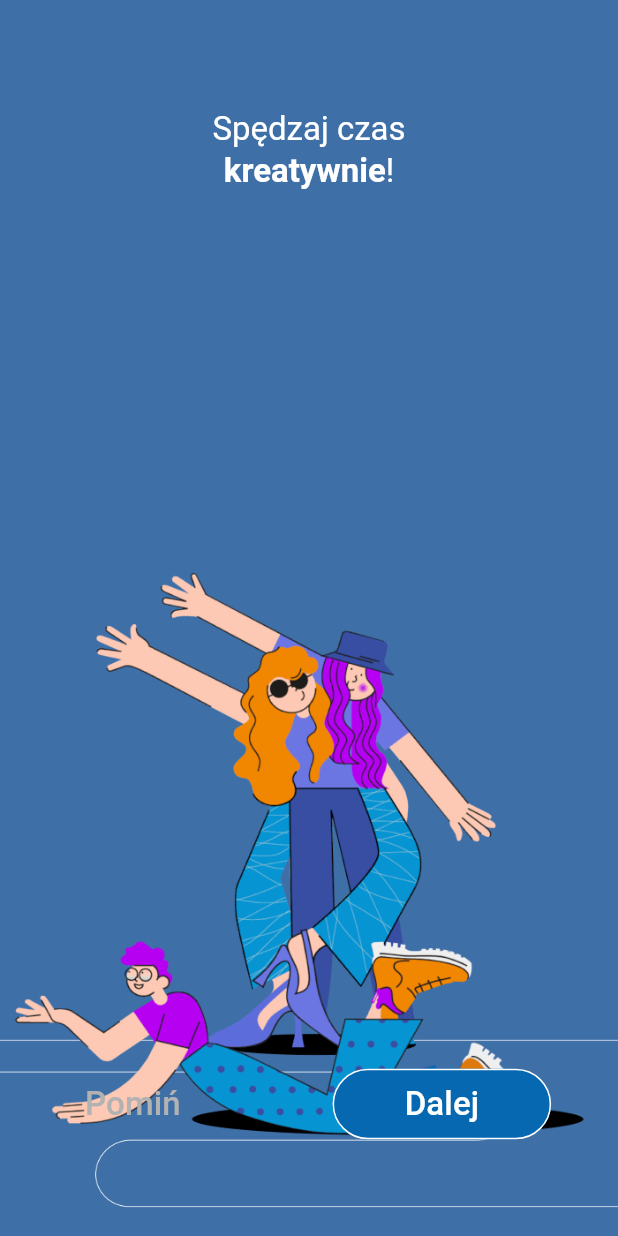
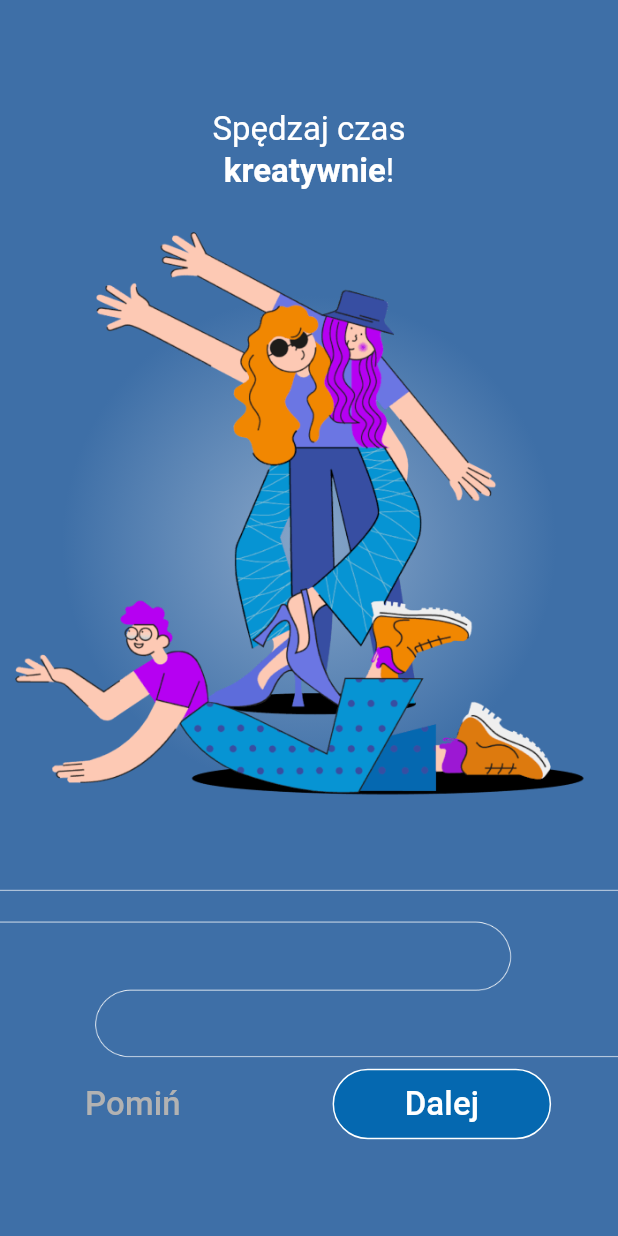
Before and after one commit to mivoligo/onboarding_pro_multi, a Flutter app: the screen it shows after launch, on a phone screen of 412 x 824 dp. Run offline on Flutter 3.47's test engine with Material 3 defaults, Android fonts, the phone set to English and light mode, and no system bars.

Commit message:
Add gradient in the background

```diff
--- a/lib/onboarding_page.dart
+++ b/lib/onboarding_page.dart
@@ -53,7 +53,9 @@ class _OnboardingPageState extends State<OnboardingPage> {
                   width: isWideLayout
                       ? constraints.maxWidth / 2
                       : constraints.maxWidth,
-                  height: constraints.maxHeight,
+                  // height: constraints.maxHeight,
+                  bottom: isWideLayout ? 0 : 100,
+                  top: 0,
                   child: IllustrationPart(
                     pageController: pageController,
                     onPageChanged: (pageNumber) {
@@ -61,23 +63,7 @@ class _OnboardingPageState extends State<OnboardingPage> {
                         currentStep = pageNumber;
                       });
                     },
-                    children: steps
-                        .map(
-                          (e) => Container(
-                            color: Colors.redAccent
-                                .withAlpha(255 ~/ (steps.indexOf(e) + 1)),
-                            child: Center(
-                              child: Text(
-                                steps.indexOf(e).toString(),
-                                style: const TextStyle(
-                                  fontSize: 64,
-                                  color: Colors.white70,
-                                ),
-                              ),
-                            ),
-                          ),
-                        )
-                        .toList(),
+                    currentPage: currentStep,
                   ),
                 ),
                 Positioned(
--- a/lib/widgets/illustration_part.dart
+++ b/lib/widgets/illustration_part.dart
@@ -1,16 +1,17 @@
 import 'package:flutter/material.dart';
+import 'package:onboarding_pro_multi/colors.dart';
 
 class IllustrationPart extends StatelessWidget {
   const IllustrationPart({
     required this.pageController,
-    required this.children,
     required this.onPageChanged,
+    required this.currentPage,
     super.key,
   });
 
   final PageController? pageController;
-  final List<Widget> children;
   final Function(int)? onPageChanged;
+  final int currentPage;
 
   static const imageAssets = {
     0: 'line-0.png',
@@ -36,12 +37,31 @@ class IllustrationPart extends StatelessWidget {
     5: '5-b.png',
   };
 
+  static const gradientOffset = {
+    0: Alignment.center,
+    1: Alignment(0.25, 0.25),
+    2: Alignment.center,
+    3: Alignment(0.25, 0),
+    4: Alignment.center,
+    5: Alignment(0.25, 0),
+  };
+
   @override
   Widget build(BuildContext context) {
-    return PageView.builder(
+    return AnimatedContainer(
+      duration: const Duration(milliseconds: 400),
+      decoration: BoxDecoration(
+        gradient: RadialGradient(
+          colors: [Colors.white38, const Color(backgroundColor).withAlpha(100)],
+          center: gradientOffset[currentPage]!,
+          radius: 0.4,
+        ),
+      ),
+      child: PageView.builder(
         controller: pageController,
         onPageChanged: onPageChanged,
         itemCount: 6,
+        clipBehavior: Clip.hardEdge,
         itemBuilder: (context, index) {
           return PartOne(
             progress: index,
@@ -50,7 +70,7 @@ class IllustrationPart extends StatelessWidget {
             backgroundImage: backgroundImages[index]!,
           );
         },
-      // children: [...children.sublist(0, children.length - 1), PartOne(progress: 4  ?? 0,)],
+      ),
     );
   }
 }
@@ -97,7 +117,7 @@ class PartOne extends StatelessWidget {
                 );
               },
               child: Align(
-                alignment: Alignment.bottomCenter,
+                alignment: Alignment.center,
                 child: Image.asset('assets/images/$backgroundImage'),
               ),
             ),
@@ -115,7 +135,7 @@ class PartOne extends StatelessWidget {
                 );
               },
               child: Align(
-                alignment: Alignment.bottomCenter,
+                alignment: Alignment.center,
                 child: Image.asset('assets/images/$foregroundImage'),
               ),
             ),
```
Lines whose indentation alone changed are shown as unchanged.
